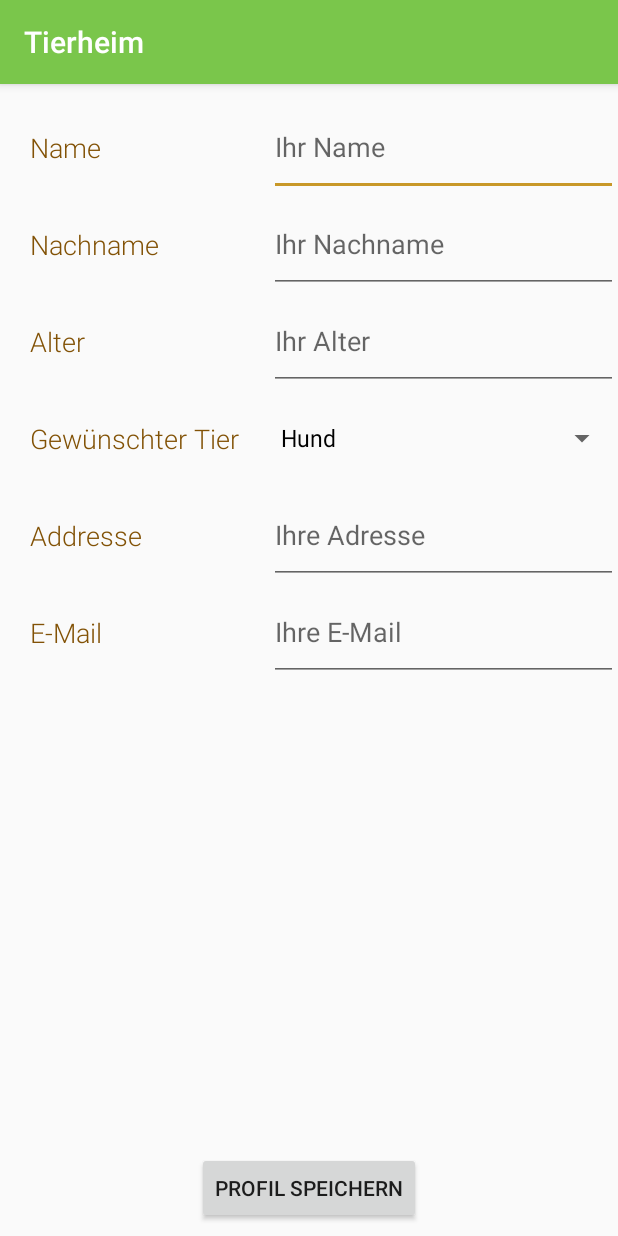
After one commit to anetchka/Tierheim, an Android app: the UserRegistration screen opened directly, with no data from a screen before it, on a phone screen of 412 x 824 dp. The commit adds this screen. Run offline under Robolectric (Android 15) with nearby library versions, the phone set to English and light mode, and no system bars.

Commit message:
Add possibility to save a user to database
Not implemented: various checks

```diff
--- /dev/null
+++ b/app/src/main/java/ua/kiev/homes/anna/tierheim/forUser/UserCursorAdapter.java
@@ -0,0 +1,4 @@
+package ua.kiev.homes.anna.tierheim.forUser;
+
+public class UserCursorAdapter  {
+}
--- /dev/null
+++ b/app/src/main/java/ua/kiev/homes/anna/tierheim/forUser/UserMainScreen.java
@@ -0,0 +1,4 @@
+package ua.kiev.homes.anna.tierheim.forUser;
+
+public class UserMainScreen {
+}
--- /dev/null
+++ b/app/src/main/java/ua/kiev/homes/anna/tierheim/forUser/UserRegistration.java
@@ -0,0 +1,112 @@
+package ua.kiev.homes.anna.tierheim.forUser;
+
+import android.content.ContentValues;
+import android.content.Intent;
+import android.net.Uri;
+import android.os.Bundle;
+import android.support.annotation.Nullable;
+import android.support.v7.app.AppCompatActivity;
+import android.text.TextUtils;
+import android.view.View;
+import android.widget.AdapterView;
+import android.widget.ArrayAdapter;
+import android.widget.Button;
+import android.widget.EditText;
+import android.widget.Spinner;
+import android.widget.Toast;
+
+import ua.kiev.homes.anna.tierheim.R;
+import ua.kiev.homes.anna.tierheim.database.Tier;
+import ua.kiev.homes.anna.tierheim.mainScreen.LogInScreen;
+import ua.kiev.homes.anna.tierheim.mainScreen.StartScreen;
+import ua.kiev.homes.anna.tierheim.userDatabase.User;
+
+public class UserRegistration extends AppCompatActivity {
+    private EditText nameET;
+    private EditText surnameET;
+    private EditText ageET;
+    private EditText adressET;
+    private EditText emailET;
+    private String username;
+    private String password;
+
+    private Spinner mPetTypeSpinner;
+    /**
+     * Integer for pet Type choice in a spinner
+     */
+    private int mPetType;
+
+    @Override
+    protected void onCreate(@Nullable Bundle savedInstanceState) {
+        super.onCreate(savedInstanceState);
+        setContentView(R.layout.user_data);
+
+        Intent intent = getIntent();
+        username = intent.getStringExtra(LogInScreen.USER_NAME_KEY);
+        password = intent.getStringExtra(LogInScreen.USER_PASSWORD_KEY);
+        Button saveProfil = (Button) findViewById(R.id.save_user_button);
+        nameET = (EditText) findViewById(R.id.nameEditText);
+        surnameET = (EditText) findViewById(R.id.surnameEditText);
+        ageET = (EditText) findViewById(R.id.ageEditText);
+        adressET = (EditText) findViewById(R.id.adressEditText);
+        emailET = (EditText) findViewById(R.id.emailAdressEditText);
+        mPetTypeSpinner = (Spinner) findViewById(R.id.desiredPetTypeSpinner);
+        setUpPetTypeSpinner();
+
+        saveProfil.setOnClickListener(new View.OnClickListener() {
+            @Override
+            public void onClick(View v) {
+                saveUserToDB();
+            }
+        });
+    }
+
+    private void saveUserToDB() {
+        ContentValues values = new ContentValues();
+        values.put(User.OneUser.COLUMN_FIRST_NAME, nameET.getText().toString().trim());
+        values.put(User.OneUser.COLUMN_SECOND_NAME, surnameET.getText().toString().trim());
+        values.put(User.OneUser.COLUMN_AGE, Integer.parseInt(ageET.getText().toString().trim()));
+        values.put(User.OneUser.COLUMN_ADDRESS, adressET.getText().toString().trim());
+        values.put(User.OneUser.COLUMN_EMAIL, emailET.getText().toString().trim());
+        values.put(User.OneUser.COLUMN_USER_NAME, username);
+        values.put(User.OneUser.COLUMN_PASSWORD, password);
+        values.put(User.OneUser.COLUMN_PET_TYPE, mPetType);
+        Uri insertedUserUri = getContentResolver().insert(User.OneUser.CONTENT_URI, values);
+        if (insertedUserUri != null) {
+            // If the row ID is -1, then there was an error with insertion.
+            Toast.makeText(getApplication(), "Tier wurde erfolgreich eingefügt", Toast.LENGTH_SHORT).show();
+        }
+    }
+
+    //Set Up Spinner to choose pet Type
+    private void setUpPetTypeSpinner() {
+        // Creating adapter for spinner
+        ArrayAdapter dataAdapter = ArrayAdapter.createFromResource(this, R.array.array_pet_type, android.R.layout.simple_spinner_dropdown_item);
+
+        // Drop down layout style - list view with radio button
+        dataAdapter.setDropDownViewResource(android.R.layout.simple_spinner_dropdown_item);
+
+        // attaching data adapter to spinner
+        mPetTypeSpinner.setAdapter(dataAdapter);
+        mPetTypeSpinner.setOnItemSelectedListener(new AdapterView.OnItemSelectedListener() {
+            @Override
+            public void onItemSelected(AdapterView<?> parent, View view, int position, long id) {
+                String selection = (String) parent.getItemAtPosition(position);
+                if (!TextUtils.isEmpty(selection)) {
+                    if (selection.equals(getString(R.string.dog_spinner))) {
+                        mPetType = Tier.TierItem.TYPE_DOG;
+                    } else if (selection.equals(getString(R.string.cat_spinner))) {
+                        mPetType = Tier.TierItem.TYPE_CAT;
+                    } else {
+                        mPetType = Tier.TierItem.TYPE_PARROT;
+                    }
+                }
+            }
+
+            @Override
+            public void onNothingSelected(AdapterView<?> parent) {
+                mPetType = Tier.TierItem.TYPE_DOG;
+            }
+        });
+    }
+}
--- a/app/src/main/java/ua/kiev/homes/anna/tierheim/forWorker/EditorMode.java
+++ b/app/src/main/java/ua/kiev/homes/anna/tierheim/forWorker/EditorMode.java
@@ -77,11 +77,6 @@ public class EditorMode extends AppCompatActivity implements LoaderManager.Loade
      * Request code for gallery image
      */
     private static final int PICK_IMAGE_REQUEST = 2;
-
-    /**
-     * Request code for full image
-     */
-    private static final int FULL_IMAGE_REQUEST = 3;
 
     /**
      * Image for the pet
--- a/app/src/main/java/ua/kiev/homes/anna/tierheim/mainScreen/StartScreen.java
+++ b/app/src/main/java/ua/kiev/homes/anna/tierheim/mainScreen/StartScreen.java
@@ -1,6 +1,8 @@
 package ua.kiev.homes.anna.tierheim.mainScreen;
 
 import android.content.Intent;
+import android.content.Loader;
+import android.database.Cursor;
 import android.os.Bundle;
 import android.support.annotation.Nullable;
 import android.support.v7.app.AppCompatActivity;
@@ -29,6 +31,7 @@ public class StartScreen extends AppCompatActivity {
                 Intent intent = new Intent(StartScreen.this, LogInScreen.class);
                 intent.putExtra(EXTRA_PERSON, WORKER_VALUE);
                 startActivity(intent);
+
             }
         });
 
@@ -41,4 +44,5 @@ public class StartScreen extends AppCompatActivity {
            }
        });
     }
+
 }
--- /dev/null
+++ b/app/src/main/res/layout/user_data.xml
@@ -0,0 +1,103 @@
+<?xml version="1.0" encoding="utf-8"?>
+
+<android.support.constraint.ConstraintLayout xmlns:android="http://schemas.android.com/apk/res/android"
+    xmlns:app="http://schemas.android.com/apk/res-auto"
+    xmlns:tools="http://schemas.android.com/tools"
+    android:layout_width="match_parent"
+    android:layout_height="match_parent">
+
+
+    <GridLayout xmlns:android="http://schemas.android.com/apk/res/android"
+        xmlns:tools="http://schemas.android.com/tools"
+        android:id="@+id/GridLayout"
+        android:layout_width="match_parent"
+        android:layout_height="wrap_content"
+        android:layout_marginTop="10dp"
+        app:layout_constraintTop_toTopOf="parent"
+        tools:context=".forWorker.MainActivity">
+
+
+        <TextView
+            android:id="@+id/userNameTextView"
+            style="@style/TextViewEditModeStyle"
+            android:layout_row="1"
+            android:text="Name" />
+
+        <EditText
+            android:id="@+id/nameEditText"
+            style="@style/EditTextEditModeStyle"
+            android:layout_row="1"
+            android:hint="Ihr Name" />
+
+        <TextView
+            android:id="@+id/suurnameTextView"
+            style="@style/TextViewEditModeStyle"
+            android:layout_row="2"
+            android:text="Nachname" />
+
+        <EditText
+            android:id="@+id/surnameEditText"
+            style="@style/EditTextEditModeStyle"
+            android:layout_row="2"
+            android:hint="Ihr Nachname" />
+
+        <TextView
+            android:id="@+id/ageTextView"
+            style="@style/TextViewEditModeStyle"
+            android:layout_row="3"
+            android:text="Alter" />
+
+        <EditText
+            android:id="@+id/ageEditText"
+            style="@style/EditTextEditModeStyle"
+            android:layout_row="3"
+            android:hint="Ihr Alter"
+            android:inputType="number" />
+
+        <TextView
+            android:id="@+id/desiredPetTypeTextView"
+            style="@style/TextViewEditModeStyle"
+            android:layout_row="4"
+            android:text="Gewünschter Tier" />
+
+        <Spinner
+            android:id="@+id/desiredPetTypeSpinner"
+            style="@style/SpinnerEditModeStyle"
+            android:layout_row="4" />
+
+        <TextView
+            android:id="@+id/adressTextView"
+            style="@style/TextViewEditModeStyle"
+            android:layout_row="5"
+            android:text="Addresse" />
+
+        <EditText
+            android:id="@+id/adressEditText"
+            style="@style/EditTextEditModeStyle"
+            android:layout_row="5"
+            android:hint="Ihre Adresse" />
+
+        <TextView
+            android:id="@+id/emailAdressTextView"
+            style="@style/TextViewEditModeStyle"
+            android:layout_row="6"
+            android:text="E-Mail" />
+
+        <EditText
+            android:id="@+id/emailAdressEditText"
+            style="@style/EditTextEditModeStyle"
+            android:layout_row="6"
+            android:hint="Ihre E-Mail" />
+    </GridLayout>
+
+    <Button
+        android:id="@+id/save_user_button"
+        style="@style/ImageAndButtonEditorModeStyle"
+        android:layout_width="wrap_content"
+        android:layout_height="wrap_content"
+        android:layout_marginBottom="8dp"
+        android:text="Profil Speichern"
+        app:layout_constraintBottom_toBottomOf="parent"
+        app:layout_constraintEnd_toEndOf="parent"
+        app:layout_constraintStart_toStartOf="parent" />
+</android.support.constraint.ConstraintLayout>
```
Also changed, not shown: app/src/main/AndroidManifest.xml (+11 -0 lines), app/src/main/java/ua/kiev/homes/anna/tierheim/mainScreen/LogInScreen.java (+18 -1 lines), app/src/main/java/ua/kiev/homes/anna/tierheim/userDatabase/User.java (added, +126 -0 lines), app/src/main/java/ua/kiev/homes/anna/tierheim/userDatabase/UserDB.java (added, +60 -0 lines), app/src/main/java/ua/kiev/homes/anna/tierheim/userDatabase/UserProvider.java (added, +219 -0 lines).
